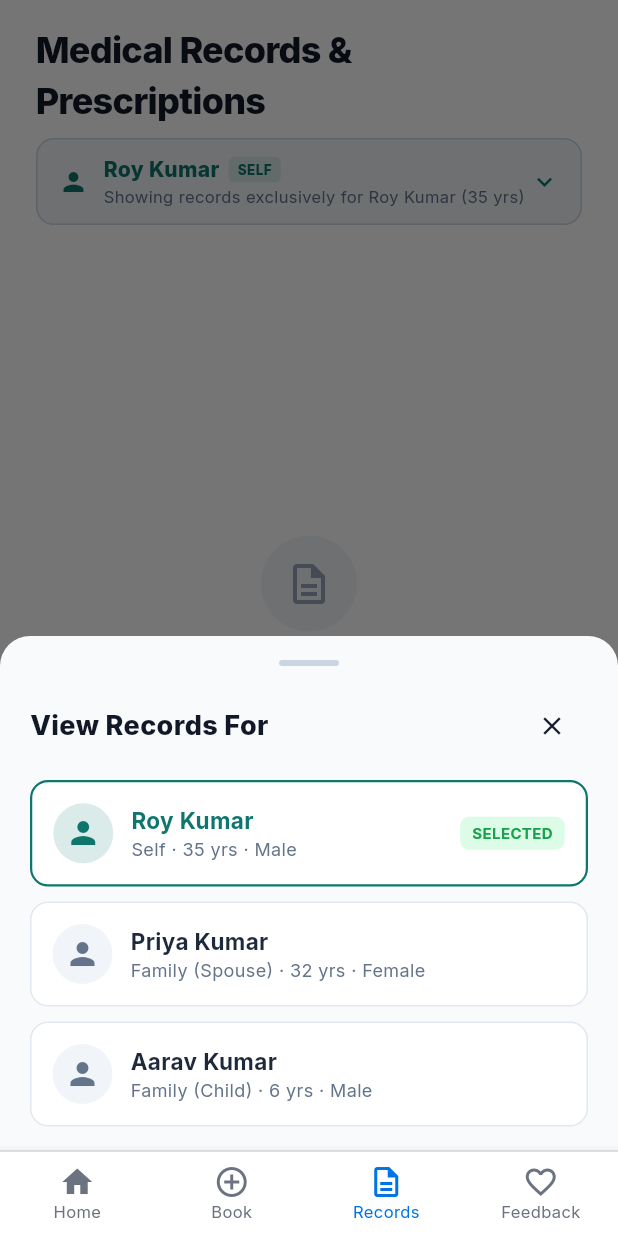
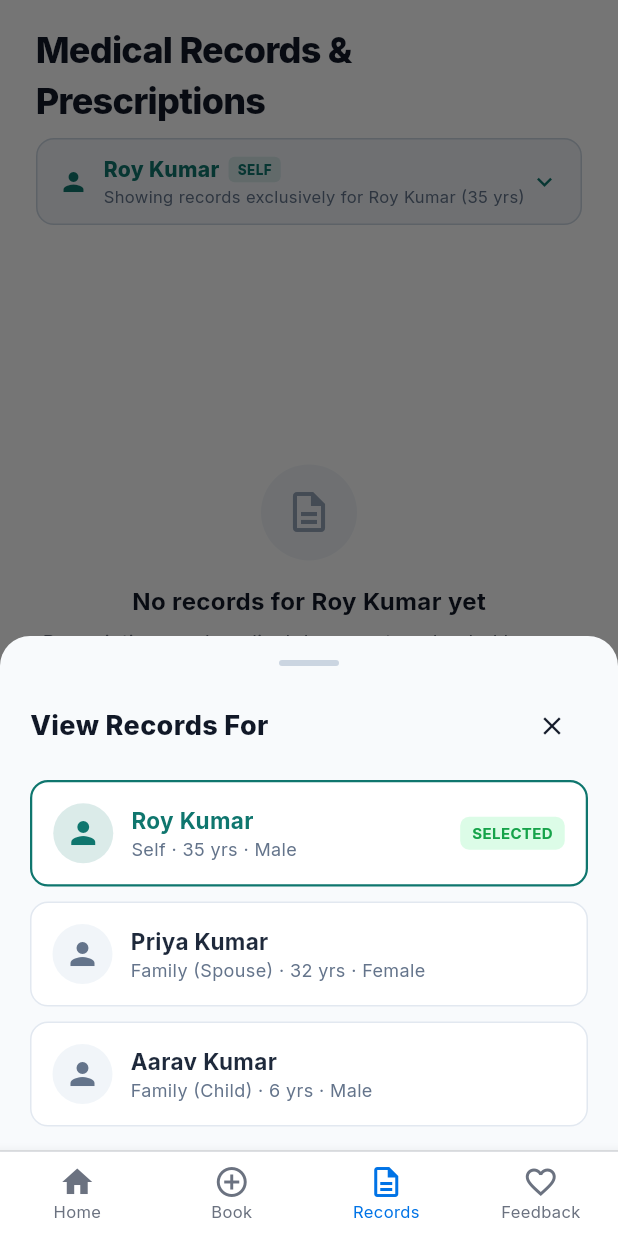
Before and after one commit to karanbhandary0-byte/cure-app, a Flutter app: the PatientRecordsScreen screen opened by its route, after a tap on "Roy Kumar", on a phone screen of 412 x 824 dp. Run offline on Flutter 3.47's test engine with Material 3 defaults, Android fonts, the phone set to English and light mode, and no system bars; our stand-ins replace cloud_firestore, dio, firebase_auth, firebase_core, fl_chart, flutter_riverpod and 5 more; accounts and stored records are empty; network calls fail.

Commit message:
feat: real-time patient medical records visibility for doctor uploads with report images

```diff
--- a/cure_ios/lib/screens/patient/patient_records_screen.dart
+++ b/cure_ios/lib/screens/patient/patient_records_screen.dart
@@ -1,3 +1,4 @@
+import 'dart:async';
 import 'dart:convert';
 import 'package:flutter/material.dart';
 import 'package:flutter_riverpod/flutter_riverpod.dart';
@@ -21,11 +22,35 @@ class PatientRecordsScreen extends ConsumerStatefulWidget {
 class _PatientRecordsScreenState extends ConsumerState<PatientRecordsScreen> {
   List<Consultation> records = [];
   bool isLoading = true;
+  StreamSubscription<List<Consultation>>? _consultationSub;
 
   @override
   void initState() {
     super.initState();
+    _initLiveStream();
     _load();
+  }
+
+  @override
+  void dispose() {
+    _consultationSub?.cancel();
+    super.dispose();
+  }
+
+  void _initLiveStream() {
+    final authState = ref.read(authProvider);
+    final patient = authState.currentUser is Patient ? authState.currentUser as Patient : null;
+    final pid = patient?.id ?? 'patient_demo';
+
+    final fb = ref.read(firebaseServiceProvider);
+    _consultationSub = fb.streamPatientConsultations(pid).listen((list) {
+      if (mounted && list.isNotEmpty) {
+        setState(() {
+          records = list;
+          isLoading = false;
+        });
+      }
+    });
   }
 
   void _showPrescriptionDialog(BuildContext context, String imageUrlOrBase64, {String? title}) {
@@ -80,7 +105,7 @@ class _PatientRecordsScreenState extends ConsumerState<PatientRecordsScreen> {
               const Padding(
                 padding: EdgeInsets.all(12),
                 child: Text(
-                  "Pinch or drag to zoom in and examine prescription details",
+                  "Pinch or drag to zoom in and examine details",
                   style: TextStyle(color: Colors.white70, fontSize: 12),
                 ),
               ),
@@ -99,8 +124,7 @@ class _PatientRecordsScreenState extends ConsumerState<PatientRecordsScreen> {
 
     try {
       final fb = ref.read(firebaseServiceProvider);
-      final fbStream = fb.streamPatientConsultations(pid);
-      final list = await fbStream.first.timeout(const Duration(seconds: 2));
+      final list = await fb.getPatientConsultations(pid);
       if (mounted && list.isNotEmpty) {
         setState(() {
           records = list;
@@ -287,6 +311,7 @@ class _PatientRecordsScreenState extends ConsumerState<PatientRecordsScreen> {
             diagnosis: rc.diagnosis,
             prescription: rc.prescription,
             prescriptionImageUrl: rc.prescriptionImageUrl,
+            reportImageUrl: rc.reportImageUrl,
             followUpInstructions: rc.followUpInstructions,
             followUpDate: rc.followUpDate,
             createdAt: rc.createdAt,
@@ -301,15 +326,27 @@ class _PatientRecordsScreenState extends ConsumerState<PatientRecordsScreen> {
       }
     }
 
-    // Filter consultations STRICTLY for the active patient profile so details are never mixed
+    // Filter consultations for the active patient profile so details are properly categorized
     final memberRecords = mergedRecords.where((c) {
+      if (activeMember.isPrimary) {
+        if (c.patientName != null && c.patientName!.trim().isNotEmpty) {
+          final pName = c.patientName!.trim().toLowerCase();
+          final mName = activeMember.name.trim().toLowerCase();
+          if (pName == mName || pName == 'patient' || pName.isEmpty) return true;
+          final otherMembers = membersState.members.where((m) => !m.isPrimary);
+          final matchesOther = otherMembers.any((m) => m.name.trim().toLowerCase() == pName);
+          return !matchesOther;
+        }
+        return true;
+      } else {
         if (c.patientName != null && c.patientName!.trim().isNotEmpty) {
           return c.patientName!.trim().toLowerCase() == activeMember.name.trim().toLowerCase();
         }
         if (c.patientId != null && c.patientId!.trim().isNotEmpty) {
-        return c.patientId!.contains(activeMember.id);
+          return c.patientId!.toLowerCase().contains(activeMember.id.toLowerCase());
         }
-      return activeMember.isPrimary;
+        return false;
+      }
     }).toList();
 
     return Scaffold(
@@ -402,14 +439,19 @@ class _PatientRecordsScreenState extends ConsumerState<PatientRecordsScreen> {
 
             const SizedBox(height: AppSpacing.md),
 
-            // Records List
+            // Records List with Pull-To-Refresh
             Expanded(
+              child: RefreshIndicator(
+                onRefresh: _load,
+                color: const Color(0xFF0F766E),
                 child: isLoading
                     ? const Center(child: CircularProgressIndicator(color: AppColors.brand))
                     : memberRecords.isEmpty
-                      ? Center(
-                          child: Padding(
+                        ? ListView(
                             padding: const EdgeInsets.all(AppSpacing.xl),
+                            children: [
+                              SizedBox(height: MediaQuery.of(context).size.height * 0.15),
+                              Center(
                                 child: Column(
                                   mainAxisAlignment: MainAxisAlignment.center,
                                   children: [
@@ -433,7 +475,7 @@ class _PatientRecordsScreenState extends ConsumerState<PatientRecordsScreen> {
                                     ),
                                     const SizedBox(height: 6),
                                     Text(
-                                  "Prescriptions and doctor slips for ${activeMember.name} will be saved and displayed here separately.",
+                                      "Prescriptions and medical documents uploaded by your doctor will appear here automatically.",
                                       textAlign: TextAlign.center,
                                       style: const TextStyle(color: AppColors.muted, fontSize: 13),
                                     ),
@@ -451,6 +493,7 @@ class _PatientRecordsScreenState extends ConsumerState<PatientRecordsScreen> {
                                   ],
                                 ),
                               ),
+                            ],
                           )
                         : ListView.builder(
                             padding: const EdgeInsets.all(AppSpacing.xl),
--- a/frontend/lib/screens/patient/patient_records_screen.dart
+++ b/frontend/lib/screens/patient/patient_records_screen.dart
@@ -1,3 +1,4 @@
+import 'dart:async';
 import 'dart:convert';
 import 'package:flutter/material.dart';
 import 'package:flutter_riverpod/flutter_riverpod.dart';
@@ -21,11 +22,35 @@ class PatientRecordsScreen extends ConsumerStatefulWidget {
 class _PatientRecordsScreenState extends ConsumerState<PatientRecordsScreen> {
   List<Consultation> records = [];
   bool isLoading = true;
+  StreamSubscription<List<Consultation>>? _consultationSub;
 
   @override
   void initState() {
     super.initState();
+    _initLiveStream();
     _load();
+  }
+
+  @override
+  void dispose() {
+    _consultationSub?.cancel();
+    super.dispose();
+  }
+
+  void _initLiveStream() {
+    final authState = ref.read(authProvider);
+    final patient = authState.currentUser is Patient ? authState.currentUser as Patient : null;
+    final pid = patient?.id ?? 'patient_demo';
+
+    final fb = ref.read(firebaseServiceProvider);
+    _consultationSub = fb.streamPatientConsultations(pid).listen((list) {
+      if (mounted && list.isNotEmpty) {
+        setState(() {
+          records = list;
+          isLoading = false;
+        });
+      }
+    });
   }
 
   void _showPrescriptionDialog(BuildContext context, String imageUrlOrBase64, {String? title}) {
@@ -80,7 +105,7 @@ class _PatientRecordsScreenState extends ConsumerState<PatientRecordsScreen> {
               const Padding(
                 padding: EdgeInsets.all(12),
                 child: Text(
-                  "Pinch or drag to zoom in and examine prescription details",
+                  "Pinch or drag to zoom in and examine details",
                   style: TextStyle(color: Colors.white70, fontSize: 12),
                 ),
               ),
@@ -99,8 +124,7 @@ class _PatientRecordsScreenState extends ConsumerState<PatientRecordsScreen> {
 
     try {
       final fb = ref.read(firebaseServiceProvider);
-      final fbStream = fb.streamPatientConsultations(pid);
-      final list = await fbStream.first.timeout(const Duration(seconds: 2));
+      final list = await fb.getPatientConsultations(pid);
       if (mounted && list.isNotEmpty) {
         setState(() {
           records = list;
@@ -287,6 +311,7 @@ class _PatientRecordsScreenState extends ConsumerState<PatientRecordsScreen> {
             diagnosis: rc.diagnosis,
             prescription: rc.prescription,
             prescriptionImageUrl: rc.prescriptionImageUrl,
+            reportImageUrl: rc.reportImageUrl,
             followUpInstructions: rc.followUpInstructions,
             followUpDate: rc.followUpDate,
             createdAt: rc.createdAt,
@@ -301,15 +326,27 @@ class _PatientRecordsScreenState extends ConsumerState<PatientRecordsScreen> {
       }
     }
 
-    // Filter consultations STRICTLY for the active patient profile so details are never mixed
+    // Filter consultations for the active patient profile so details are properly categorized
     final memberRecords = mergedRecords.where((c) {
+      if (activeMember.isPrimary) {
+        if (c.patientName != null && c.patientName!.trim().isNotEmpty) {
+          final pName = c.patientName!.trim().toLowerCase();
+          final mName = activeMember.name.trim().toLowerCase();
+          if (pName == mName || pName == 'patient' || pName.isEmpty) return true;
+          final otherMembers = membersState.members.where((m) => !m.isPrimary);
+          final matchesOther = otherMembers.any((m) => m.name.trim().toLowerCase() == pName);
+          return !matchesOther;
+        }
+        return true;
+      } else {
         if (c.patientName != null && c.patientName!.trim().isNotEmpty) {
           return c.patientName!.trim().toLowerCase() == activeMember.name.trim().toLowerCase();
         }
         if (c.patientId != null && c.patientId!.trim().isNotEmpty) {
-        return c.patientId!.contains(activeMember.id);
+          return c.patientId!.toLowerCase().contains(activeMember.id.toLowerCase());
         }
-      return activeMember.isPrimary;
+        return false;
+      }
     }).toList();
 
     return Scaffold(
@@ -402,14 +439,19 @@ class _PatientRecordsScreenState extends ConsumerState<PatientRecordsScreen> {
 
             const SizedBox(height: AppSpacing.md),
 
-            // Records List
+            // Records List with Pull-To-Refresh
             Expanded(
+              child: RefreshIndicator(
+                onRefresh: _load,
+                color: const Color(0xFF0F766E),
                 child: isLoading
                     ? const Center(child: CircularProgressIndicator(color: AppColors.brand))
                     : memberRecords.isEmpty
-                      ? Center(
-                          child: Padding(
+                        ? ListView(
                             padding: const EdgeInsets.all(AppSpacing.xl),
+                            children: [
+                              SizedBox(height: MediaQuery.of(context).size.height * 0.15),
+                              Center(
                                 child: Column(
                                   mainAxisAlignment: MainAxisAlignment.center,
                                   children: [
@@ -433,7 +475,7 @@ class _PatientRecordsScreenState extends ConsumerState<PatientRecordsScreen> {
                                     ),
                                     const SizedBox(height: 6),
                                     Text(
-                                  "Prescriptions and doctor slips for ${activeMember.name} will be saved and displayed here separately.",
+                                      "Prescriptions and medical documents uploaded by your doctor will appear here automatically.",
                                       textAlign: TextAlign.center,
                                       style: const TextStyle(color: AppColors.muted, fontSize: 13),
                                     ),
@@ -451,6 +493,7 @@ class _PatientRecordsScreenState extends ConsumerState<PatientRecordsScreen> {
                                   ],
                                 ),
                               ),
+                            ],
                           )
                         : ListView.builder(
                             padding: const EdgeInsets.all(AppSpacing.xl),
```
Also changed, not shown: cure_ios/lib/screens/doctor/doctor_patient_detail_screen.dart (+8 -1 lines), cure_ios/lib/services/firebase_service.dart (+22 -5 lines), frontend/lib/screens/doctor/doctor_patient_detail_screen.dart (+11 -4 lines), frontend/lib/services/firebase_service.dart (+22 -5 lines), 1 other file. Lines whose indentation alone changed are shown as unchanged.
